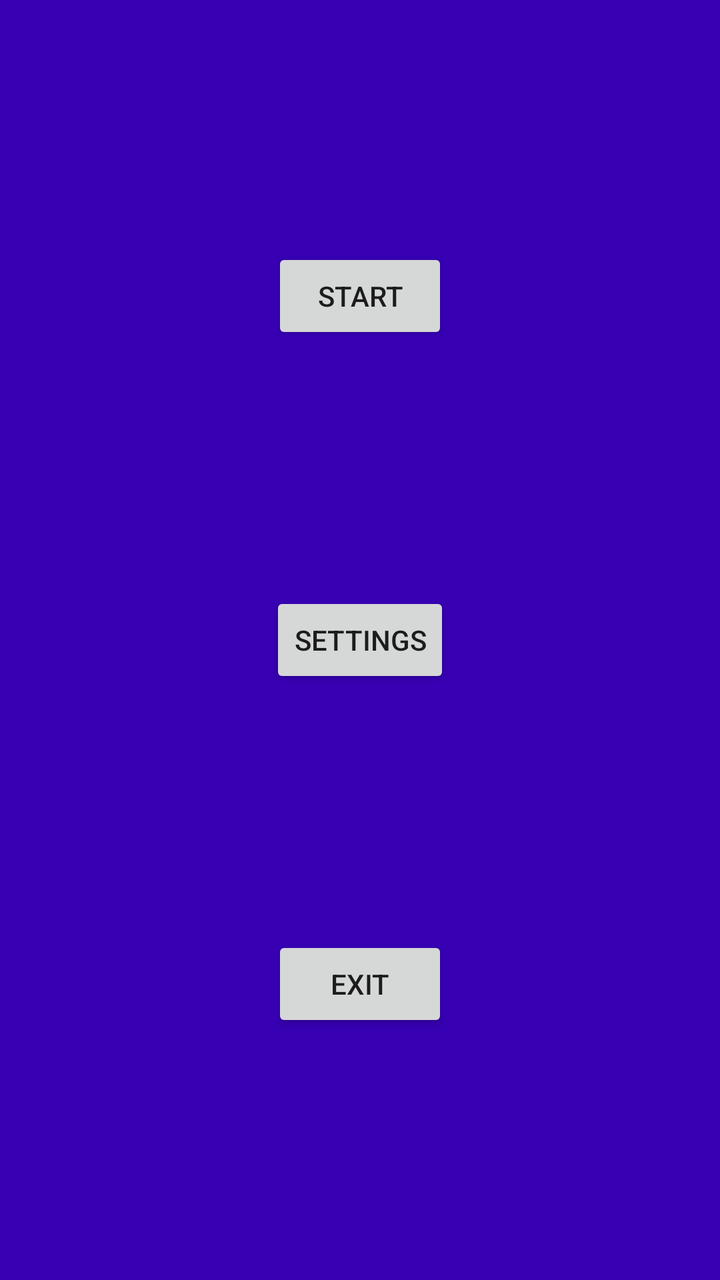
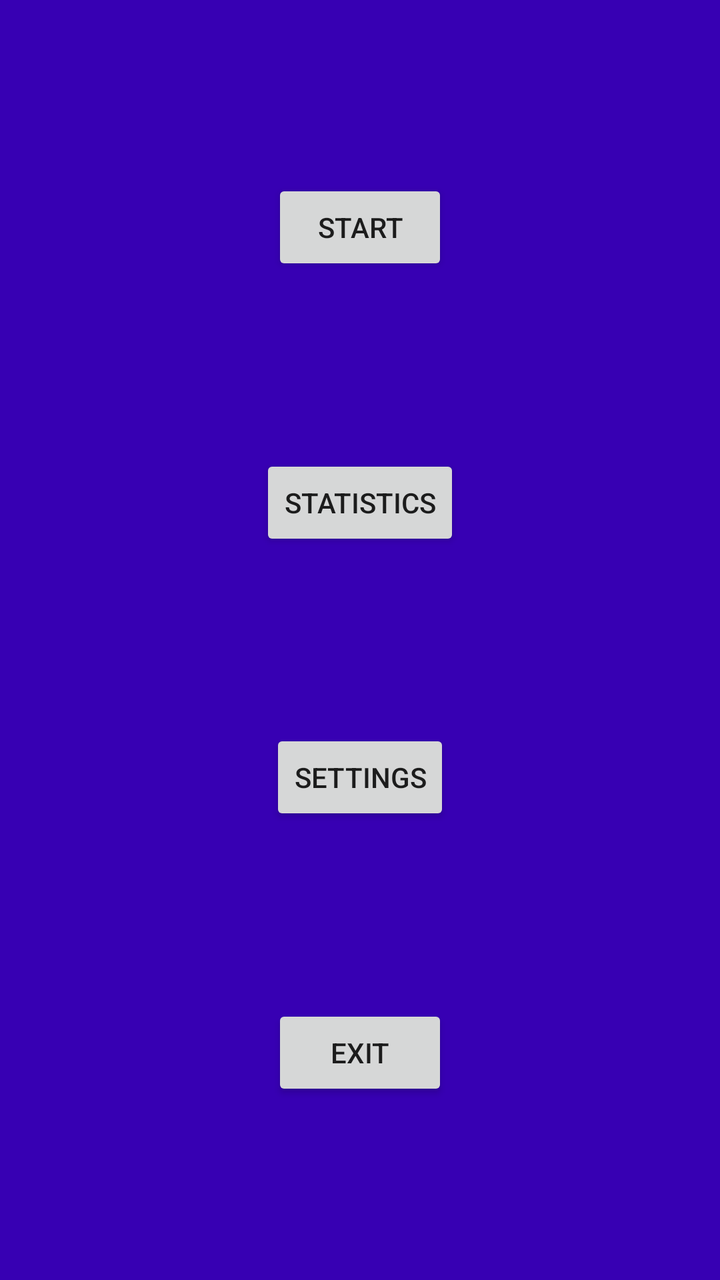

Screens rendered from an Android XML layout before and after an edit, with the pre-edit source and the edit as a unified diff.
<!-- AndroidManifest.xml: application theme AppTheme -->
<!-- res/layout/activity_main.xml -->
<?xml version="1.0" encoding="utf-8"?>
<androidx.constraintlayout.widget.ConstraintLayout xmlns:android="http://schemas.android.com/apk/res/android"
    xmlns:app="http://schemas.android.com/apk/res-auto"
    xmlns:tools="http://schemas.android.com/tools"
    android:id="@+id/mainLayout"
    android:layout_width="match_parent"
    android:layout_height="match_parent"
    android:background="@color/colorPrimaryDark"
    tools:context=".MainActivity">

    <Button
        android:id="@+id/startButton"
        android:layout_width="wrap_content"
        android:layout_height="wrap_content"
        android:onClick="startTraining"
        android:text="@string/startButton"
        app:layout_constraintBottom_toTopOf="@+id/settingsButton"
        app:layout_constraintEnd_toEndOf="parent"
        app:layout_constraintStart_toStartOf="parent"
        app:layout_constraintTop_toTopOf="parent" />

    <Button
        android:id="@+id/settingsButton"
        android:layout_width="wrap_content"
        android:layout_height="wrap_content"
        android:text="@string/settingsButton"
        android:onClick="openSettings"
        app:layout_constraintBottom_toTopOf="@id/exitButton"
        app:layout_constraintEnd_toEndOf="parent"
        app:layout_constraintStart_toStartOf="parent"
        app:layout_constraintTop_toBottomOf="@id/startButton" />

    <Button
        android:id="@+id/exitButton"
        android:layout_width="wrap_content"
        android:layout_height="wrap_content"
        android:onClick="closeApp"
        android:text="@string/exitButton"
        app:layout_constraintBottom_toBottomOf="parent"
        app:layout_constraintEnd_toEndOf="parent"
        app:layout_constraintStart_toStartOf="parent"
        app:layout_constraintTop_toBottomOf="@id/settingsButton" />

</androidx.constraintlayout.widget.ConstraintLayout>
<!-- resources referenced by this layout -->
<resources>
  <color name="colorPrimaryDark">#3700B3</color>
  <string name="exitButton">Exit</string>
  <string name="settingsButton">Settings</string>
  <string name="startButton">Start</string>
  <style name="AppTheme" parent="Theme.AppCompat.Light.DarkActionBar">
          
          <item name="colorPrimary">@color/colorPrimary</item>
          <item name="colorPrimaryDark">@color/colorPrimaryDark</item>
          <item name="colorAccent">@color/colorAccent</item>
      </style>
  <color name="colorPrimary">#6200EE</color>
  <color name="colorAccent">#03DAC5</color>
</resources>

<!-- the commit's change to res/layout/activity_main.xml (unified diff, before → after) -->
@@ -14,10 +14,21 @@
         android:layout_height="wrap_content"
         android:onClick="startTraining"
         android:text="@string/startButton"
-        app:layout_constraintBottom_toTopOf="@+id/settingsButton"
+        app:layout_constraintBottom_toTopOf="@+id/statsButton"
         app:layout_constraintEnd_toEndOf="parent"
         app:layout_constraintStart_toStartOf="parent"
         app:layout_constraintTop_toTopOf="parent" />
+
+    <Button
+        android:id="@+id/statsButton"
+        android:layout_width="wrap_content"
+        android:layout_height="wrap_content"
+        android:text="@string/statsButton"
+        android:onClick="openStatistics"
+        app:layout_constraintBottom_toTopOf="@id/settingsButton"
+        app:layout_constraintEnd_toEndOf="parent"
+        app:layout_constraintStart_toStartOf="parent"
+        app:layout_constraintTop_toBottomOf="@id/startButton" />
 
     <Button
         android:id="@+id/settingsButton"
@@ -28,7 +39,7 @@
         app:layout_constraintBottom_toTopOf="@id/exitButton"
         app:layout_constraintEnd_toEndOf="parent"
         app:layout_constraintStart_toStartOf="parent"
-        app:layout_constraintTop_toBottomOf="@id/startButton" />
+        app:layout_constraintTop_toBottomOf="@id/statsButton" />
 
     <Button
         android:id="@+id/exitButton"
<!-- resource entries referenced after the edit -->
@@ -4,6 +4,7 @@
   <string name="exitButton">Exit</string>
   <string name="settingsButton">Settings</string>
   <string name="startButton">Start</string>
+  <string name="statsButton">Statistics</string>
   <style name="AppTheme" parent="Theme.AppCompat.Light.DarkActionBar">
           
           <item name="colorPrimary">@color/colorPrimary</item>
